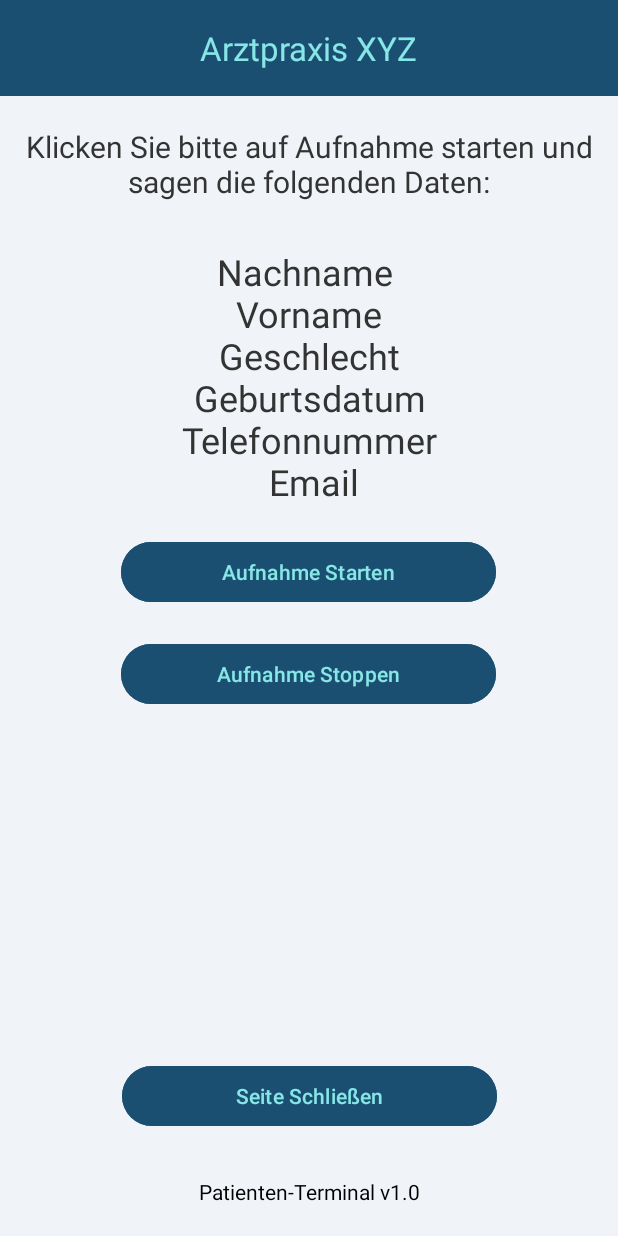
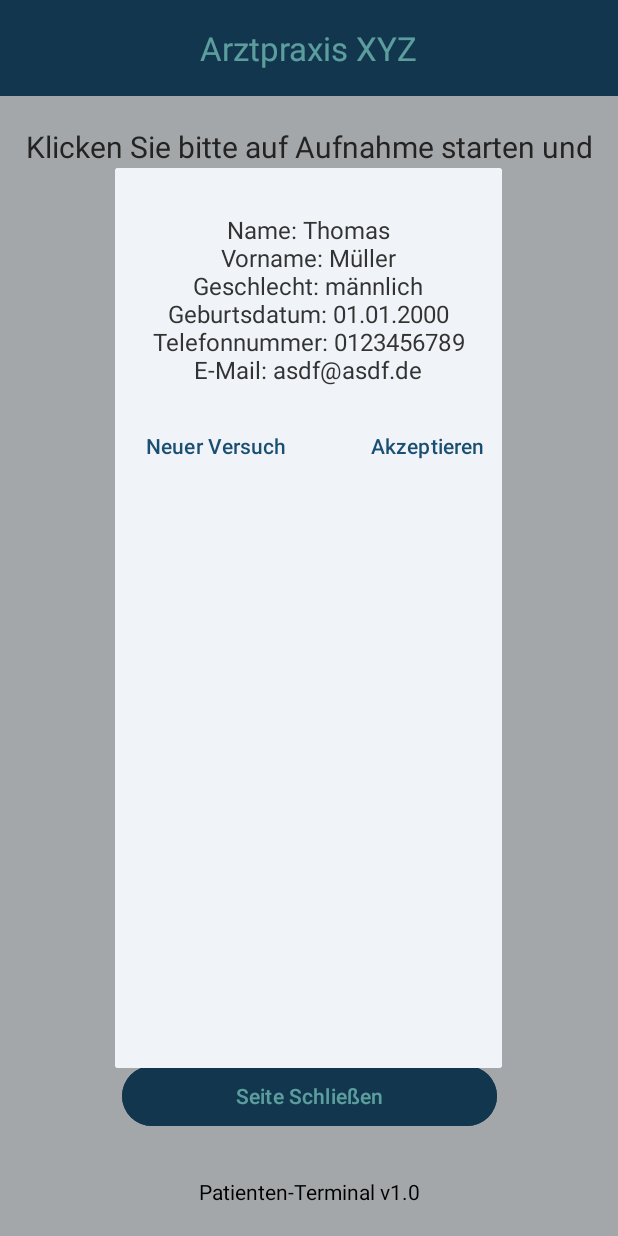
Before and after one commit to PhHagel/SmartphoneEntwicklung, an Android app: the RecordActivity screen opened directly, with no data from a screen before it, after a tap on "Aufnahme Stoppen", on a phone screen of 412 x 824 dp. Run offline under Robolectric (Android 15) with nearby library versions, the phone set to English and light mode, and no system bars.

Commit message:
Popup für Rückgabe vom Server erstellt

```diff
--- a/app/src/main/java/com/philipp/dv_projekt/MainActivity.java
+++ b/app/src/main/java/com/philipp/dv_projekt/MainActivity.java
@@ -83,21 +83,17 @@ public class MainActivity extends AppCompatActivity implements View.OnClickListe
     private void startCameraX(ProcessCameraProvider cameraProvider) {
         cameraProvider.unbindAll();
 
-        // camera Selector use-case
         CameraSelector cameraSelector = new CameraSelector.Builder()
                 .requireLensFacing(CameraSelector.LENS_FACING_FRONT)
                 .build();
 
-        // preview use-case
         Preview preview = new Preview.Builder().build();
 
         preview.setSurfaceProvider(previewView.getSurfaceProvider());
 
-        // image capture use-case
         imageCapture = new ImageCapture.Builder()
                 .setCaptureMode(ImageCapture.CAPTURE_MODE_MAXIMIZE_QUALITY)
                 .build();
-
 
         cameraProvider.bindToLifecycle(this, cameraSelector, preview, imageCapture);
     }
@@ -158,7 +154,7 @@ public class MainActivity extends AppCompatActivity implements View.OnClickListe
 
         imageDeleteBtn.setOnClickListener(v -> {
             if (photoFile.delete()) {
-                Toast.makeText(this, "❌ Foto gelöscht!", Toast.LENGTH_SHORT).show();
+                Toast.makeText(this, "✅ Foto gelöscht!", Toast.LENGTH_SHORT).show();
                 dialog.dismiss();
             } else {
                 Toast.makeText(this, "❌ Fehler beim Löschen des Fotos!", Toast.LENGTH_SHORT).show();
@@ -194,7 +190,7 @@ public class MainActivity extends AppCompatActivity implements View.OnClickListe
             Intent intent = new Intent(MainActivity.this, SplashActivity.class);
             intent.setFlags(Intent.FLAG_ACTIVITY_CLEAR_TOP | Intent.FLAG_ACTIVITY_NEW_TASK);
             startActivity(intent);
-            finish(); // Beendet MainActivity
+            finish();
         };
 
         timeoutHandler.postDelayed(timeoutRunnable, TIMEOUT_IN_MILLIS);
@@ -206,7 +202,7 @@ public class MainActivity extends AppCompatActivity implements View.OnClickListe
 
     @Override
     public boolean dispatchTouchEvent(MotionEvent ev) {
-        resetInactivityTimeout(); // Jedes Berühren resettet den Timer
+        resetInactivityTimeout();
         return super.dispatchTouchEvent(ev);
     }
 
--- a/app/src/main/java/com/philipp/dv_projekt/RecordActivity.java
+++ b/app/src/main/java/com/philipp/dv_projekt/RecordActivity.java
@@ -1,11 +1,15 @@
 package com.philipp.dv_projekt;
 
+import android.app.Dialog;
 import android.content.Intent;
 import android.media.MediaRecorder;
 import android.os.Bundle;
 import android.widget.Button;
+import android.widget.TextView;
 import android.widget.Toast;
 import androidx.appcompat.app.AppCompatActivity;
+
+import java.io.File;
 import java.io.IOException;
 import java.util.Objects;
 
@@ -19,7 +23,7 @@ public class RecordActivity extends AppCompatActivity {
     @Override
     protected void onCreate(Bundle savedInstanceState) {
         super.onCreate(savedInstanceState);
-        setContentView(R.layout.activity_record); // kannst du ggf. in record_activity.xml umbenennen
+        setContentView(R.layout.activity_record);
 
         startBtn = findViewById(R.id.btn_start_recording);
         stopBtn = findViewById(R.id.btn_stop_recording);
@@ -59,9 +63,19 @@ public class RecordActivity extends AppCompatActivity {
             startBtn.setEnabled(false);
             Toast.makeText(this, "✅ Aufnahme gespeichert unter: " + filePath, Toast.LENGTH_SHORT).show(); // nur zum Testen
 
-            // Hier kannst du den Code hinzufügen, um die Aufnahme zum Server zu senden
+            // Hier soll die Audio zum Server gesendet werden
 
-            // Antwort vom Server mit den Benutzerdaten welche eingetragen werden sollen mit Button akzeptieren und neu versuchen
+            // Hier soll die Serverantwort verarbeitet werden
+
+            String name = "Thomas";
+            String vorname = "Müller";
+            String geschlecht = "männlich";
+            String geburtsdatum = "01.01.2000";
+            String telNr = "0123456789";
+            String email = "asdf@asdf.de";
+
+            showNewUserData("Name: " + name + "\nVorname: " + vorname + "\nGeschlecht: " + geschlecht +
+                    "\nGeburtsdatum: " + geburtsdatum + "\nTelefonnummer: " + telNr + "\nE-Mail: " + email);
         });
 
         closeBtn.setOnClickListener(v -> {
@@ -81,4 +95,36 @@ public class RecordActivity extends AppCompatActivity {
             finish();
         });
     }
+
+    private void showNewUserData(String userDataFromServer) {
+        Dialog dialog = new Dialog(this);
+        dialog.setContentView(R.layout.layout_new_user);
+
+        TextView textCheckView = dialog.findViewById(R.id.textCheckView);
+        Button userDeleteBtn = dialog.findViewById(R.id.userDeleteBtn);
+        Button userAcceptBtn = dialog.findViewById(R.id.userAcceptBtn);
+
+        userDeleteBtn.setOnClickListener(v -> {
+            File audioFile = new File(filePath);
+            if (audioFile.delete()) {
+                Toast.makeText(this, "✅ Audio gelöscht!", Toast.LENGTH_SHORT).show();
+                dialog.dismiss();
+            } else {
+                Toast.makeText(this, "❌ Fehler beim Löschen der Audio!", Toast.LENGTH_SHORT).show();
+            }
+        });
+
+        userAcceptBtn.setOnClickListener(v -> {
+            Toast.makeText(this, "✅ Foto akzeptiert!", Toast.LENGTH_SHORT).show();
+            dialog.dismiss();
+
+            // Hier muss das OK an den Server gesendet werden
+
+
+        });
+
+        textCheckView.setText(userDataFromServer);
+
+        dialog.show();
+    }
 }
--- /dev/null
+++ b/app/src/main/res/layout/layout_new_user.xml
@@ -0,0 +1,52 @@
+<?xml version="1.0" encoding="utf-8"?>
+<LinearLayout xmlns:android="http://schemas.android.com/apk/res/android"
+    xmlns:app="http://schemas.android.com/apk/res-auto"
+    android:layout_width="match_parent"
+    android:layout_height="600dp"
+    android:background="#F0F4F8"
+    android:orientation="vertical">
+
+    <TextView
+        android:id="@+id/textCheckView"
+        android:layout_width="match_parent"
+        android:layout_height="wrap_content"
+        android:layout_marginTop="30dp"
+        android:textAlignment="center"
+        android:textColor="#333333"
+        android:textSize="16sp"
+        app:layout_constraintEnd_toEndOf="parent"
+        app:layout_constraintHorizontal_bias="1.0"
+        app:layout_constraintStart_toStartOf="parent"
+        app:layout_constraintTop_toBottomOf="@id/infoText" />
+
+    <LinearLayout
+        android:id="@+id/buttonBar"
+        android:layout_width="wrap_content"
+        android:layout_height="wrap_content"
+        android:layout_gravity="center_horizontal"
+        android:layout_marginTop="16dp"
+        android:orientation="horizontal"
+        app:layout_constraintEnd_toEndOf="parent"
+        app:layout_constraintStart_toStartOf="parent"
+        app:layout_constraintTop_toBottomOf="@id/textCheckView">
+
+        <Button
+            android:id="@+id/userDeleteBtn"
+            style="?android:attr/buttonBarButtonStyle"
+            android:layout_width="wrap_content"
+            android:layout_height="wrap_content"
+            android:text="@string/neuer_versuch"
+            android:textColor="@color/primaryBlue" />
+
+        <Button
+            android:id="@+id/userAcceptBtn"
+            style="?android:attr/buttonBarButtonStyle"
+            android:layout_width="wrap_content"
+            android:layout_height="wrap_content"
+            android:layout_marginStart="32dp"
+            android:text="@string/akzeptieren"
+            android:textColor="@color/primaryBlue" />
+
+    </LinearLayout>
+
+</LinearLayout>
--- a/app/src/main/res/values/strings.xml
+++ b/app/src/main/res/values/strings.xml
@@ -22,4 +22,5 @@
     <string name="nachname_n_vorname_n_geschlecht_n_geburtsdatum_n_telefonnummer_n_email">Nachname \n Vorname \n Geschlecht \n Geburtsdatum \n Telefonnummer \n Email</string>
     <string name="seite_schlie_en">Seite Schließen</string>
     <string name="klicken_sie_bitte_auf_aufnahme_starten_und_sagen_die_folgenden_daten">Klicken Sie bitte auf Aufnahme starten und sagen die folgenden Daten:</string>
+    <string name="neuer_versuch">Neuer Versuch</string>
 </resources>
```
